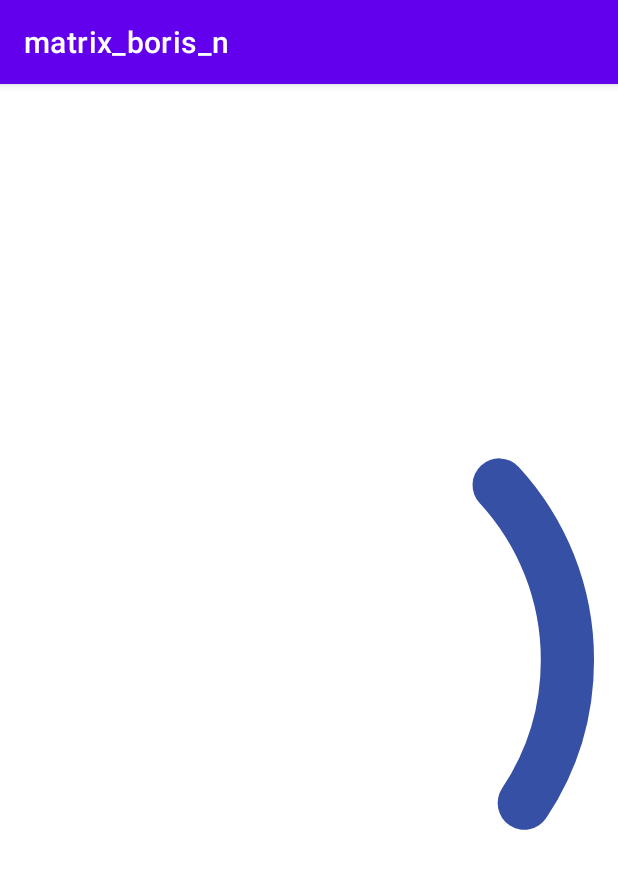
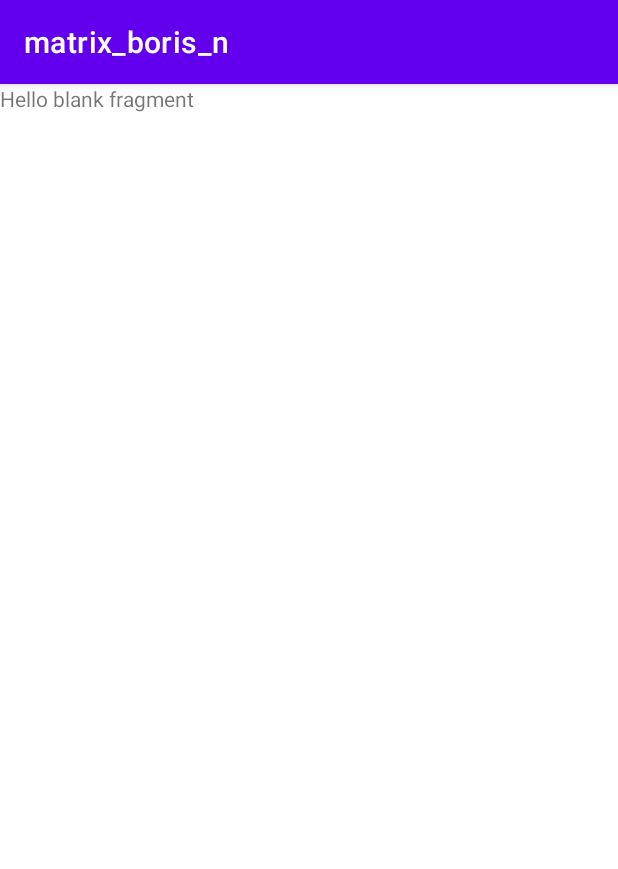
Before and after one commit to andrbotZ/matrix_boris_n, an Android app: the screen it shows after launch (MainActivity), on a phone screen of 412 x 824 dp. Shown: the top 869 px of the screen. Run offline under Robolectric (Android 15) with nearby library versions, the phone set to English and light mode, and no system bars.

Commit message:
cards fragment added

```diff
--- a/app/src/main/java/com/example/matrix_boris_n/MainActivity.java
+++ b/app/src/main/java/com/example/matrix_boris_n/MainActivity.java
@@ -1,14 +1,46 @@
 package com.example.matrix_boris_n;
 
 import androidx.appcompat.app.AppCompatActivity;
+import androidx.lifecycle.Observer;
 
 import android.os.Bundle;
+import android.util.Log;
+
+import com.example.matrix_boris_n.databinding.ActivityMainBinding;
+import com.example.matrix_boris_n.factory.ViewModelFactory;
+import com.example.matrix_boris_n.ui.cards.CardsFragment;
+import com.example.matrix_boris_n.ui.welcome.viewmodel.WelcomeViewModel;
 
 public class MainActivity extends AppCompatActivity {
+
+
+    private WelcomeViewModel welcomeViewModel;
+    private ActivityMainBinding binding;
 
     @Override
     protected void onCreate(Bundle savedInstanceState) {
         super.onCreate(savedInstanceState);
-        setContentView(R.layout.activity_main);
+        binding = ActivityMainBinding.inflate(getLayoutInflater());
+        setContentView(binding.getRoot());
+    }
+
+    @Override
+    protected void onStart() {
+        super.onStart();
+        welcomeViewModel = ViewModelFactory.getInstance(getApplication()).create(WelcomeViewModel.class);
+        welcomeViewModel.isRemoteDataReady.observe(this, new Observer<Boolean>() {
+            @Override
+            public void onChanged(Boolean isReady) {
+                if (isReady){
+                    getSupportFragmentManager().beginTransaction().replace(R.id.fragmentContainerView, new CardsFragment()).commit();
+                }
+            }
+        });
+    }
+
+    @Override
+    protected void onDestroy() {
+        super.onDestroy();
+        binding = null;
     }
 }
--- a/app/src/main/java/com/example/matrix_boris_n/factory/ViewModelFactory.java
+++ b/app/src/main/java/com/example/matrix_boris_n/factory/ViewModelFactory.java
@@ -8,6 +8,10 @@ import androidx.lifecycle.ViewModelProvider;
 
 import com.example.matrix_boris_n.ui.welcome.viewmodel.WelcomeViewModel;
 
+import java.util.ArrayList;
+import java.util.HashMap;
+import java.util.List;
+
 public class ViewModelFactory implements ViewModelProvider.Factory {
 
     private static volatile ViewModelFactory instance;
@@ -16,6 +20,7 @@ public class ViewModelFactory implements ViewModelProvider.Factory {
     private ViewModelFactory(Application app){
         this.app = app;
     }
+    HashMap<String,ViewModel> viewModels = new HashMap<>();
 
     public static ViewModelFactory getInstance(Application app){
         if (instance == null){
@@ -27,7 +32,21 @@ public class ViewModelFactory implements ViewModelProvider.Factory {
     @NonNull
     @Override
     public <T extends ViewModel> T create(@NonNull Class<T> modelClass) {
-        if(modelClass == WelcomeViewModel.class) return (T) new WelcomeViewModel(app);
+
+        try {
+            if (!viewModels.containsKey(modelClass.getSimpleName())){
+                switch (modelClass.getSimpleName()){
+                    case"WelcomeViewModel":
+                        WelcomeViewModel vm = new WelcomeViewModel(app);
+                        viewModels.put(WelcomeViewModel.class.getSimpleName(), vm);
+                        break;
+                }
+            }
+            return  (T) viewModels.get(modelClass.getSimpleName());
+        }
+        catch (Exception ex){
+            ex.printStackTrace();
+        }
         return null;
     }
 }
--- /dev/null
+++ b/app/src/main/java/com/example/matrix_boris_n/ui/cards/CardsFragment.java
@@ -0,0 +1,35 @@
+package com.example.matrix_boris_n.ui.cards;
+
+import android.os.Bundle;
+
+import androidx.fragment.app.Fragment;
+
+import android.view.LayoutInflater;
+import android.view.View;
+import android.view.ViewGroup;
+
+import com.example.matrix_boris_n.R;
+import com.example.matrix_boris_n.databinding.FragmentCardsBinding;
+
+public class CardsFragment extends Fragment {
+
+
+    private FragmentCardsBinding binding;
+
+    public CardsFragment() {
+        // Required empty public constructor
+    }
+
+    @Override
+    public View onCreateView(LayoutInflater inflater, ViewGroup container,
+                             Bundle savedInstanceState) {
+        binding = FragmentCardsBinding.inflate(inflater, container, false);
+        return binding.getRoot();
+    }
+
+    @Override
+    public void onDestroy() {
+        super.onDestroy();
+        binding = null;
+    }
+}
--- a/app/src/main/java/com/example/matrix_boris_n/ui/welcome/WelcomeFragment.java
+++ b/app/src/main/java/com/example/matrix_boris_n/ui/welcome/WelcomeFragment.java
@@ -40,18 +40,12 @@ public class WelcomeFragment extends Fragment {
         viewModel = new ViewModelProvider(this, ViewModelFactory.getInstance(requireActivity().getApplication())).get(WelcomeViewModel.class);
 
         new CountDownTimer(2000, 1000) {
-
             public void onTick(long millisUntilFinished) {
-
             }
-
             public void onFinish() {
                 viewModel.fetchRemoteData();
             }
         }.start();
-
-
-
     }
 
     @Override
@@ -61,7 +55,6 @@ public class WelcomeFragment extends Fragment {
             @Override
             public void onChanged(Boolean isReady) {
                 if(isReady){
-                    Log.d("test", "onChanged: " + isReady);
                     binding.loading.cancelAnimation();
                 }
             }
--- a/app/src/main/java/com/example/matrix_boris_n/ui/welcome/viewmodel/WelcomeViewModel.java
+++ b/app/src/main/java/com/example/matrix_boris_n/ui/welcome/viewmodel/WelcomeViewModel.java
@@ -16,14 +16,15 @@ import java.util.List;
 
 public class WelcomeViewModel  extends AndroidViewModel implements OnDataChangeListener<List<DataListObject>> {
 
-    private Repository repository = new WelcomeRepository(getApplication().getApplicationContext());
+     @NonNull
+    private final Repository<List<DataListObject>> repository = new WelcomeRepository(getApplication().getApplicationContext());
 
-    private MutableLiveData<List<DataListObject>> catalogList = new MutableLiveData<>();
+    private final MutableLiveData<List<DataListObject>> catalogList = new MutableLiveData<>();
     public MutableLiveData<Boolean> isRemoteDataReady = new MutableLiveData<>(false);
 
     public WelcomeViewModel(@NonNull Application application) {
         super(application);
-        ((WelcomeRepository)repository).addListener(this);
+        repository.addListener(this);
     }
 
     public void fetchRemoteData() {
@@ -40,4 +41,10 @@ public class WelcomeViewModel  extends AndroidViewModel implements OnDataChangeL
             isRemoteDataReady.setValue(true);
         }
     }
+
+    @Override
+    protected void onCleared() {
+        super.onCleared();
+        repository.removeListener(this);
+    }
 }
--- /dev/null
+++ b/app/src/main/res/layout/fragment_cards.xml
@@ -0,0 +1,14 @@
+<?xml version="1.0" encoding="utf-8"?>
+<FrameLayout xmlns:android="http://schemas.android.com/apk/res/android"
+    xmlns:tools="http://schemas.android.com/tools"
+    android:layout_width="match_parent"
+    android:layout_height="match_parent"
+    tools:context=".ui.cards.CardsFragment">
+
+    <!-- TODO: Update blank fragment layout -->
+    <TextView
+        android:layout_width="match_parent"
+        android:layout_height="match_parent"
+        android:text="@string/hello_blank_fragment" />
+
+</FrameLayout>
```
